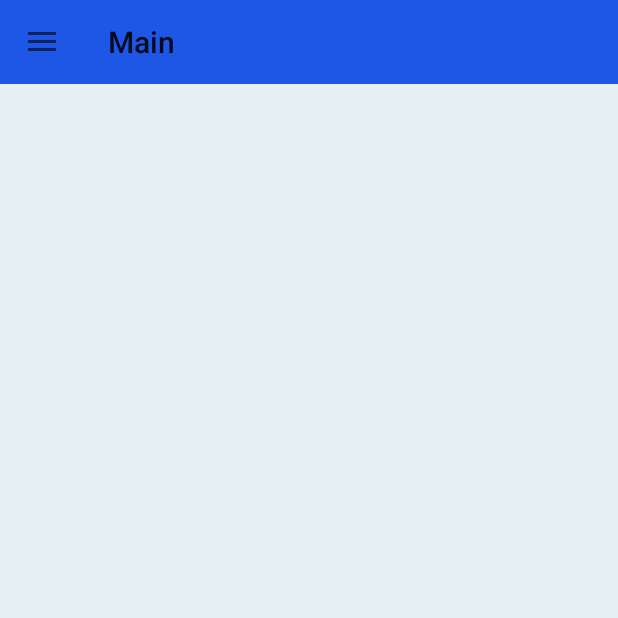
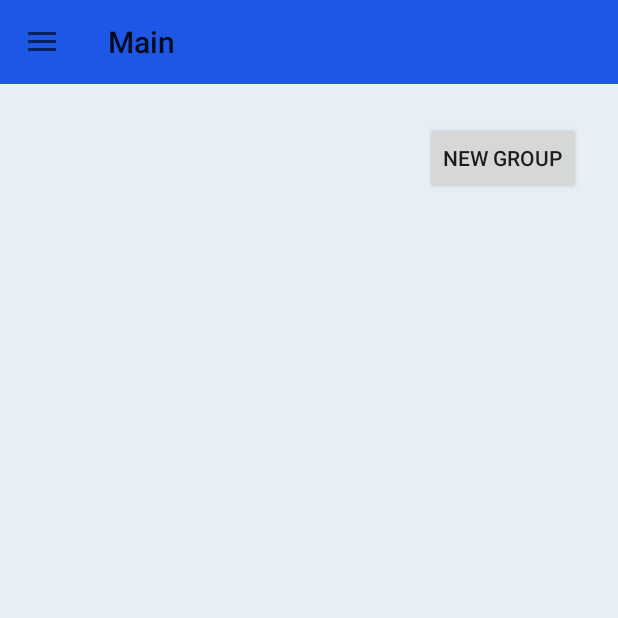
Before and after one commit to solTheW/android-app, an Android app: the screen it shows after launch once a user with an empty profile is signed in (MainActivity), on a phone screen of 412 x 824 dp, the top half of it. Run offline under Robolectric (Android 15) with nearby library versions, the phone set to English and light mode, and no system bars; our stand-ins replace CircleImageView, Firebase (no records; nobody signed in at launch, a user with empty details on screens opened directly); 3 statements that could not run were skipped.

Commit message:
Signed-off-by: kuriasz <kuriasz80@gmail.com>

```diff
--- a/app/src/main/java/com/example/tourmeneger/ChatActivity.java
+++ b/app/src/main/java/com/example/tourmeneger/ChatActivity.java
@@ -28,6 +28,7 @@ public class ChatActivity extends AppCompatActivity {
         ViewPagerAdapter viewPagerAdapter = new ViewPagerAdapter(this);
         viewPagerAdapter.addFragment(new ChatsFragment(), "Chats");
         viewPagerAdapter.addFragment(new UsersFragment(), "Users");
+        viewPagerAdapter.addFragment(new GroupsFragment(), "Groups");
         viewPager2.setAdapter(viewPagerAdapter);
 
 
--- a/app/src/main/java/com/example/tourmeneger/DBOpenHelper.java
+++ b/app/src/main/java/com/example/tourmeneger/DBOpenHelper.java
@@ -11,7 +11,7 @@ import androidx.annotation.Nullable;
 public class DBOpenHelper extends SQLiteOpenHelper {
 
     private  final static String CREATE_EVENTS_TABLE = "create table"+ DBStructure.EVENT_TABLE_NAME+"(ID INTEGER PRIMARY KEY AUTOINCREMENT,"
-            + DBStructure.EVENT+" TEXT, "+ DBStructure.TIME+" TEXT "+ DBStructure.DATE+" TEXT, "+ DBStructure.MONTH+" TEXT, "
+            + DBStructure.EVENT+" TEXT, "+ DBStructure.TIME+" TEXT, "+ DBStructure.DATE+" TEXT, "+ DBStructure.MONTH+" TEXT, "
             + DBStructure.YEAR+" TEXT)";
     private static final String DROP_EVENTS_TABLE = "DROP TABLE IF EXISTS "+ DBStructure.EVENT_TABLE_NAME;
 
--- a/app/src/main/java/com/example/tourmeneger/ProfileActivity.java
+++ b/app/src/main/java/com/example/tourmeneger/ProfileActivity.java
@@ -4,7 +4,6 @@ import androidx.annotation.NonNull;
 import androidx.annotation.Nullable;
 import androidx.appcompat.app.AppCompatActivity;
 
-import android.app.ProgressDialog;
 import android.content.ContentResolver;
 import android.content.Intent;
 import android.net.Uri;
@@ -47,7 +46,7 @@ public class ProfileActivity extends AppCompatActivity {
     StorageReference storageReference;
     private static final int IMAGE_REQUEST = 1;
     private Uri imageUri;
-    private StorageTask uploadTask;
+    private StorageTask<UploadTask.TaskSnapshot> uploadTask;
 
 
     @Override
--- a/app/src/main/java/com/example/tourmeneger/RegisterActivity.java
+++ b/app/src/main/java/com/example/tourmeneger/RegisterActivity.java
@@ -56,8 +56,8 @@ public class RegisterActivity extends AppCompatActivity {
 
                 if(TextUtils.isEmpty(txt_username) || TextUtils.isEmpty(txt_password) || TextUtils.isEmpty(txt_email)){
                     Toast.makeText(RegisterActivity.this, "All fields are required", Toast.LENGTH_SHORT).show();
-                }else if(password.length() < 8){
-                    Toast.makeText(RegisterActivity.this, "Password must be at least 0 characters ", Toast.LENGTH_SHORT).show();
+                }else if(txt_password.length() < 8){
+                    Toast.makeText(RegisterActivity.this, "Password must be at least 8 characters ", Toast.LENGTH_SHORT).show();
                 }else{
                     register(txt_username, txt_email, txt_password);
                 }
--- a/app/src/main/java/com/example/tourmeneger/fragments/ChatsFragment.java
+++ b/app/src/main/java/com/example/tourmeneger/fragments/ChatsFragment.java
@@ -92,7 +92,6 @@ public class ChatsFragment extends Fragment {
 
                 userAdapter = new UserAdapter(getContext(), mUsers, true);
                 recyclerView.setAdapter(userAdapter);
-
             }
 
             @Override
--- a/app/src/main/res/layout/activity_main.xml
+++ b/app/src/main/res/layout/activity_main.xml
@@ -9,7 +9,7 @@
     android:background="@color/colorPrimary"
     android:id="@+id/drawer">
 
-    <com.google.android.material.appbar.AppBarLayout
+    <RelativeLayout
         android:layout_width="wrap_content"
         android:layout_height="wrap_content">
 
@@ -19,11 +19,19 @@
             android:background="@color/colorPrimaryDark"
             android:id="@+id/toolbar"/>
 
-    </com.google.android.material.appbar.AppBarLayout>
+        <Button
+            android:id="@+id/btn_new_group"
+            android:layout_width="wrap_content"
+            android:layout_height="wrap_content"
+            android:layout_below="@+id/toolbar"
+            android:layout_alignParentEnd="true"
+            android:layout_marginTop="25dp"
+            android:layout_marginEnd="25dp"
+            android:text="New Group" />
 
-    <RelativeLayout
-        android:layout_width="match_parent"
-        android:layout_height="match_parent" />
+    </RelativeLayout>
+
+
 
     <com.google.android.material.navigation.NavigationView
         android:layout_width="match_parent"
--- a/app/src/main/res/values/styles.xml
+++ b/app/src/main/res/values/styles.xml
@@ -8,4 +8,10 @@
         <item name="colorAccent">@color/colorAccent</item>
     </style>
 
+    <style name="AlertDialog" parent="Theme.AppCompat.Light.Dialog.Alert">
+        <item name="colorAccent">#FFC107</item>
+        <item name="android:textColorPrimary">#FFFFFF</item>
+        <item name="android:background">#4CAF50</item>
+    </style>
+
 </resources>
```
Also changed, not shown: app/src/main/java/com/example/tourmeneger/MainActivity.java (+53 -1 lines).
